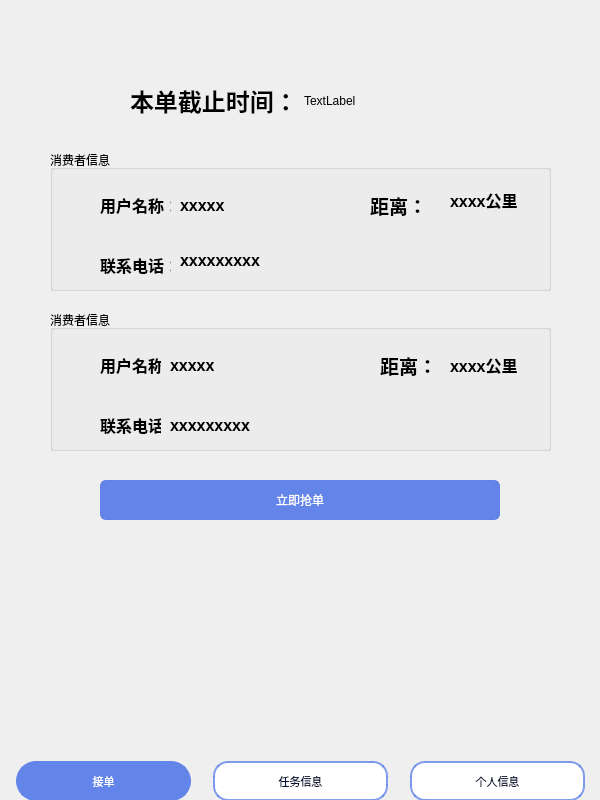
Qt form rider/rider_main.ui (chichuxwx/Food-delivery-platform) before a commit.
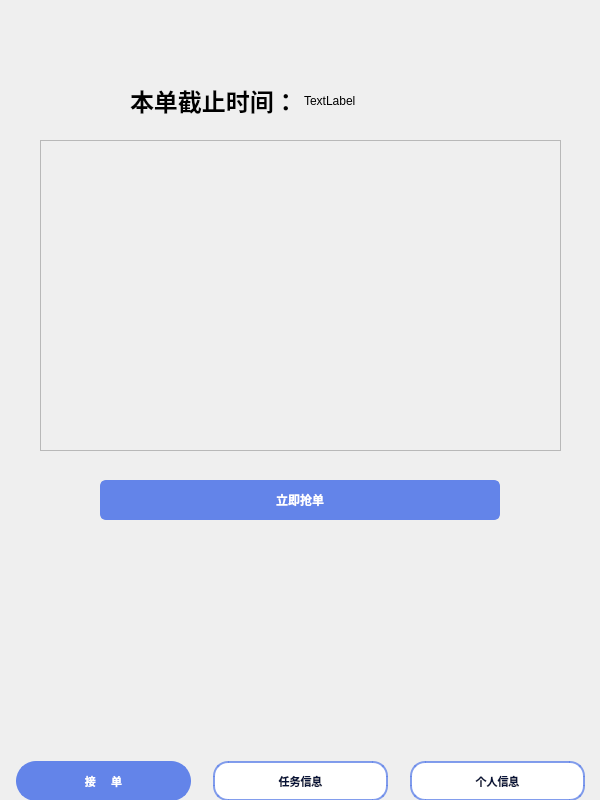
The same form after that commit. Icons and pictures are not drawn.

The edit to the form file:
```diff
--- a/rider/rider_main.ui
+++ b/rider/rider_main.ui
@@ -19,188 +19,10 @@
   <property name="windowTitle">
    <string>Form</string>
   </property>
-  <widget class="QGroupBox" name="groupBox_2">
-   <property name="geometry">
-    <rect>
-     <x>50</x>
-     <y>310</y>
-     <width>501</width>
-     <height>141</height>
-    </rect>
-   </property>
-   <property name="title">
-    <string>消费者信息</string>
-   </property>
-   <widget class="QLabel" name="label_20">
-    <property name="geometry">
-     <rect>
-      <x>120</x>
-      <y>40</y>
-      <width>91</width>
-      <height>31</height>
-     </rect>
-    </property>
-    <property name="text">
-     <string>&lt;html&gt;&lt;head/&gt;&lt;body&gt;&lt;p&gt;&lt;span style=&quot; font-size:12pt; font-weight:700;&quot;&gt;xxxxx&lt;/span&gt;&lt;/p&gt;&lt;/body&gt;&lt;/html&gt;</string>
-    </property>
-   </widget>
-   <widget class="QLabel" name="label_21">
-    <property name="geometry">
-     <rect>
-      <x>50</x>
-      <y>40</y>
-      <width>61</width>
-      <height>31</height>
-     </rect>
-    </property>
-    <property name="text">
-     <string>&lt;html&gt;&lt;head/&gt;&lt;body&gt;&lt;p&gt;&lt;span style=&quot; font-size:12pt; font-weight:700;&quot;&gt;用户名称：&lt;/span&gt;&lt;/p&gt;&lt;/body&gt;&lt;/html&gt;</string>
-    </property>
-   </widget>
-   <widget class="QLabel" name="label_22">
-    <property name="geometry">
-     <rect>
-      <x>120</x>
-      <y>100</y>
-      <width>91</width>
-      <height>31</height>
-     </rect>
-    </property>
-    <property name="text">
-     <string>&lt;html&gt;&lt;head/&gt;&lt;body&gt;&lt;p&gt;&lt;span style=&quot; font-size:12pt; font-weight:700;&quot;&gt;xxxxxxxxx&lt;/span&gt;&lt;/p&gt;&lt;/body&gt;&lt;/html&gt;</string>
-    </property>
-   </widget>
-   <widget class="QLabel" name="label_23">
-    <property name="geometry">
-     <rect>
-      <x>330</x>
-      <y>40</y>
-      <width>51</width>
-      <height>31</height>
-     </rect>
-    </property>
-    <property name="text">
-     <string>&lt;html&gt;&lt;head/&gt;&lt;body&gt;&lt;p&gt;&lt;span style=&quot; font-size:14pt; font-weight:700;&quot;&gt;距离：&lt;/span&gt;&lt;/p&gt;&lt;/body&gt;&lt;/html&gt;</string>
-    </property>
-   </widget>
-   <widget class="QLabel" name="label_24">
-    <property name="geometry">
-     <rect>
-      <x>400</x>
-      <y>40</y>
-      <width>81</width>
-      <height>31</height>
-     </rect>
-    </property>
-    <property name="text">
-     <string>&lt;html&gt;&lt;head/&gt;&lt;body&gt;&lt;p&gt;&lt;span style=&quot; font-size:12pt; font-weight:700;&quot;&gt;xxxx公里&lt;/span&gt;&lt;/p&gt;&lt;/body&gt;&lt;/html&gt;</string>
-    </property>
-   </widget>
-   <widget class="QLabel" name="label_25">
-    <property name="geometry">
-     <rect>
-      <x>50</x>
-      <y>100</y>
-      <width>61</width>
-      <height>31</height>
-     </rect>
-    </property>
-    <property name="text">
-     <string>&lt;html&gt;&lt;head/&gt;&lt;body&gt;&lt;p&gt;&lt;span style=&quot; font-size:12pt; font-weight:700;&quot;&gt;联系电话：&lt;/span&gt;&lt;/p&gt;&lt;/body&gt;&lt;/html&gt;</string>
-    </property>
-   </widget>
-  </widget>
-  <widget class="QGroupBox" name="groupBox_3">
-   <property name="geometry">
-    <rect>
-     <x>50</x>
-     <y>150</y>
-     <width>501</width>
-     <height>141</height>
-    </rect>
-   </property>
-   <property name="title">
-    <string>消费者信息</string>
-   </property>
-   <widget class="QLabel" name="label_28">
-    <property name="geometry">
-     <rect>
-      <x>130</x>
-      <y>40</y>
-      <width>91</width>
-      <height>31</height>
-     </rect>
-    </property>
-    <property name="text">
-     <string>&lt;html&gt;&lt;head/&gt;&lt;body&gt;&lt;p&gt;&lt;span style=&quot; font-size:12pt; font-weight:700;&quot;&gt;xxxxx&lt;/span&gt;&lt;/p&gt;&lt;/body&gt;&lt;/html&gt;</string>
-    </property>
-   </widget>
-   <widget class="QLabel" name="label_29">
-    <property name="geometry">
-     <rect>
-      <x>50</x>
-      <y>40</y>
-      <width>71</width>
-      <height>31</height>
-     </rect>
-    </property>
-    <property name="text">
-     <string>&lt;html&gt;&lt;head/&gt;&lt;body&gt;&lt;p&gt;&lt;span style=&quot; font-size:12pt; font-weight:700;&quot;&gt;用户名称：&lt;/span&gt;&lt;/p&gt;&lt;/body&gt;&lt;/html&gt;</string>
-    </property>
-   </widget>
-   <widget class="QLabel" name="label_30">
-    <property name="geometry">
-     <rect>
-      <x>130</x>
-      <y>100</y>
-      <width>91</width>
-      <height>21</height>
-     </rect>
-    </property>
-    <property name="text">
-     <string>&lt;html&gt;&lt;head/&gt;&lt;body&gt;&lt;p&gt;&lt;span style=&quot; font-size:12pt; font-weight:700;&quot;&gt;xxxxxxxxx&lt;/span&gt;&lt;/p&gt;&lt;/body&gt;&lt;/html&gt;</string>
-    </property>
-   </widget>
-   <widget class="QLabel" name="label_31">
-    <property name="geometry">
-     <rect>
-      <x>320</x>
-      <y>40</y>
-      <width>61</width>
-      <height>31</height>
-     </rect>
-    </property>
-    <property name="text">
-     <string>&lt;html&gt;&lt;head/&gt;&lt;body&gt;&lt;p&gt;&lt;span style=&quot; font-size:14pt; font-weight:700;&quot;&gt;距离：&lt;/span&gt;&lt;/p&gt;&lt;/body&gt;&lt;/html&gt;</string>
-    </property>
-   </widget>
-   <widget class="QLabel" name="label_32">
-    <property name="geometry">
-     <rect>
-      <x>400</x>
-      <y>30</y>
-      <width>91</width>
-      <height>41</height>
-     </rect>
-    </property>
-    <property name="text">
-     <string>&lt;html&gt;&lt;head/&gt;&lt;body&gt;&lt;p&gt;&lt;span style=&quot; font-size:12pt; font-weight:700;&quot;&gt;xxxx公里&lt;/span&gt;&lt;/p&gt;&lt;/body&gt;&lt;/html&gt;</string>
-    </property>
-   </widget>
-   <widget class="QLabel" name="label_33">
-    <property name="geometry">
-     <rect>
-      <x>50</x>
-      <y>100</y>
-      <width>71</width>
-      <height>31</height>
-     </rect>
-    </property>
-    <property name="text">
-     <string>&lt;html&gt;&lt;head/&gt;&lt;body&gt;&lt;p&gt;&lt;span style=&quot; font-size:12pt; font-weight:700;&quot;&gt;联系电话：&lt;/span&gt;&lt;/p&gt;&lt;/body&gt;&lt;/html&gt;</string>
-    </property>
-   </widget>
-  </widget>
+  <property name="windowIcon">
+   <iconset resource="../Image.qrc">
+    <normaloff>:/image/lt_cml.jpg</normaloff>:/image/lt_cml.jpg</iconset>
+  </property>
   <widget class="QWidget" name="layoutWidget">
    <property name="geometry">
     <rect>
@@ -267,6 +89,12 @@
      <height>40</height>
     </size>
    </property>
+   <property name="font">
+    <font>
+     <pointsize>-1</pointsize>
+     <bold>true</bold>
+    </font>
+   </property>
    <property name="styleSheet">
     <string notr="true">QPushButton {
     background-color: #6384e9; /* 默认背景色，蓝色 */
@@ -322,6 +150,12 @@
         <height>40</height>
        </size>
       </property>
+      <property name="font">
+       <font>
+        <pointsize>-1</pointsize>
+        <bold>true</bold>
+       </font>
+      </property>
       <property name="styleSheet">
        <string notr="true">QPushButton {
     background-color: #6384e9; /* 默认背景色，蓝色 */
@@ -344,7 +178,7 @@
 </string>
       </property>
       <property name="text">
-       <string>接单</string>
+       <string>接     单</string>
       </property>
      </widget>
     </item>
@@ -368,6 +202,12 @@
         <height>40</height>
        </size>
       </property>
+      <property name="font">
+       <font>
+        <pointsize>-1</pointsize>
+        <bold>true</bold>
+       </font>
+      </property>
       <property name="styleSheet">
        <string notr="true">QPushButton {
     background-color: #ffffff; /* 默认背景色，白色 */
@@ -414,6 +254,12 @@
         <height>40</height>
        </size>
       </property>
+      <property name="font">
+       <font>
+        <pointsize>-1</pointsize>
+        <bold>true</bold>
+       </font>
+      </property>
       <property name="styleSheet">
        <string notr="true">QPushButton {
     background-color: #ffffff; /* 默认背景色，白色 */
@@ -442,6 +288,29 @@
     </item>
    </layout>
   </widget>
+  <widget class="QScrollArea" name="scrollArea">
+   <property name="geometry">
+    <rect>
+     <x>40</x>
+     <y>140</y>
+     <width>521</width>
+     <height>311</height>
+    </rect>
+   </property>
+   <property name="widgetResizable">
+    <bool>true</bool>
+   </property>
+   <widget class="QWidget" name="scrollAreaWidgetContents">
+    <property name="geometry">
+     <rect>
+      <x>0</x>
+      <y>0</y>
+      <width>519</width>
+      <height>309</height>
+     </rect>
+    </property>
+   </widget>
+  </widget>
   <zorder>label_2</zorder>
   <zorder>groupBox_2</zorder>
   <zorder>groupBox_3</zorder>
```
Left out of the diff: 11 changed lines with no effect on the pictures.
